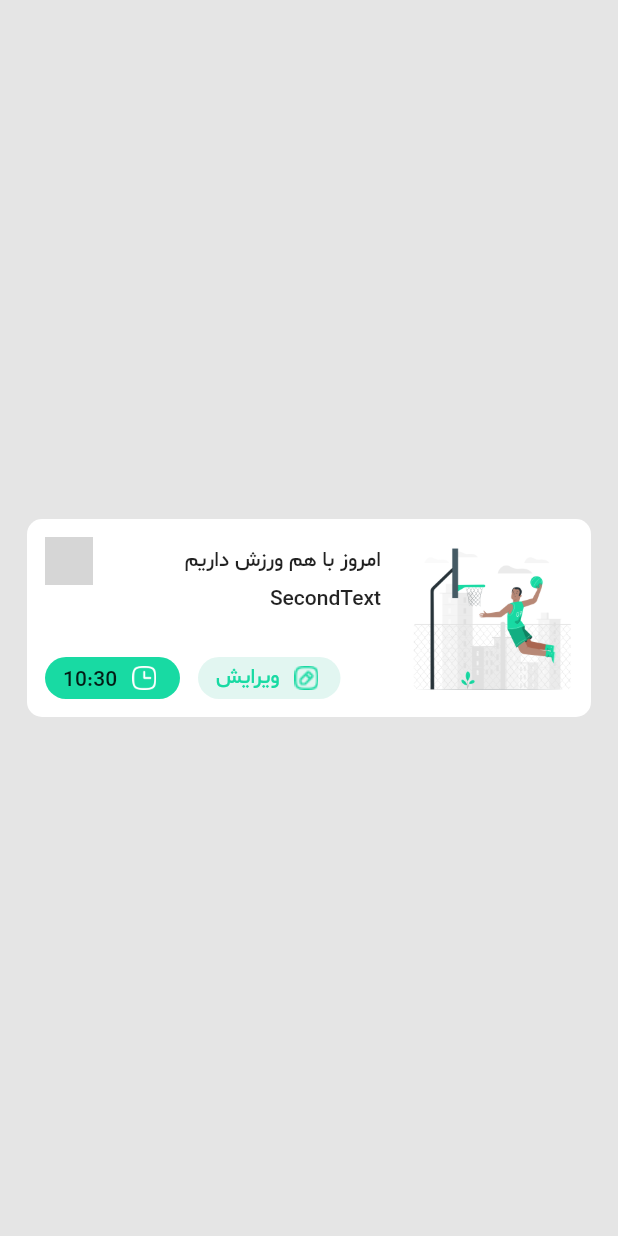
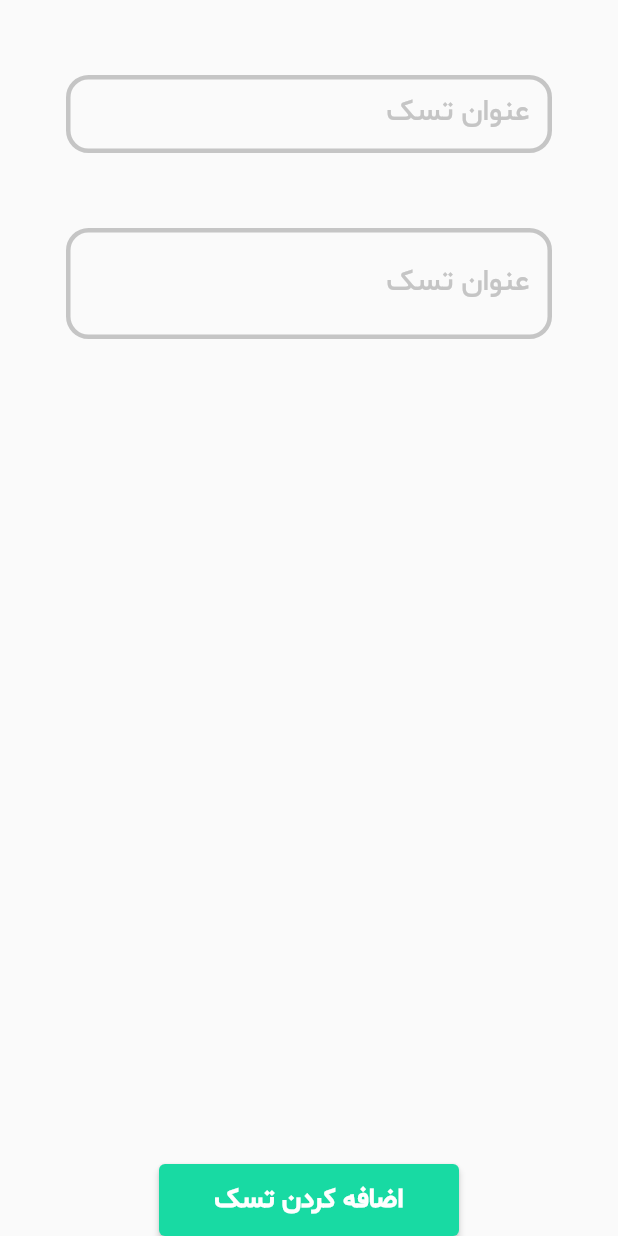
Before and after one commit to mehrdadmoradi001/Note_Hive, a Flutter app: the screen it shows after launch, on a phone screen of 412 x 824 dp. Run offline on Flutter 3.47's test engine with Material 2 defaults, Android fonts, the phone set to English and light mode, and no system bars; our stand-ins replace hive_flutter; missing offline and left inert: msh_checkbox; accounts and stored records are empty; grey boxes are pictures that could not be loaded.

Commit message:
1- Creating Button Task 2-Creating TextFiled for Task

```diff
--- a/lib/data/constants/constant_colors.dart
+++ b/lib/data/constants/constant_colors.dart
@@ -4,3 +4,4 @@
   const whiteColor = Color(0xffffffff);
   const greenColor = Color(0xff18DAA3);
   const greenLightColor = Color(0xffE2F6F1);
+  const grayColor2 = Color(0xffC5C5C5);
--- a/lib/main.dart
+++ b/lib/main.dart
@@ -1,6 +1,7 @@
 import 'package:flutter/material.dart';
 import 'package:hive_flutter/hive_flutter.dart';
 import 'package:note_hive_flutter/data/constants/constant_colors.dart';
+import 'package:note_hive_flutter/screens/add_task_screen.dart';
 import 'package:note_hive_flutter/screens/home_screen.dart';
 
 void main() async {
@@ -26,7 +27,7 @@ class Application extends StatelessWidget {
         ),
       ),
       debugShowCheckedModeBanner: false,
-      home: HomeScreen(),
+      home: AddTaskScreen(),
     );
   }
 }
--- a/lib/screens/add_task_screen.dart
+++ b/lib/screens/add_task_screen.dart
@@ -0,0 +1,100 @@
+import 'package:flutter/material.dart';
+import 'package:note_hive_flutter/data/constants/constant_colors.dart';
+
+class AddTaskScreen extends StatefulWidget {
+  const AddTaskScreen({Key? key}) : super(key: key);
+
+  @override
+  State<AddTaskScreen> createState() => _AddTaskScreenState();
+}
+
+class _AddTaskScreenState extends State<AddTaskScreen> {
+  FocusNode negahban1 = FocusNode();
+  FocusNode negahban2 = FocusNode();
+
+  @override
+  void initState() {
+    // TODO: implement initState
+    super.initState();
+    negahban1.addListener(() {
+      setState(() {});
+    });
+
+    negahban2.addListener(() {
+      setState(() {});
+    });
+  }
+
+  @override
+  Widget build(BuildContext context) {
+    return Scaffold(
+      body: SafeArea(
+        child: Center(
+          child: Column(
+            children: [
+              SizedBox(height: 50),
+              _getTextFiledTask(focusNode: negahban1),
+              SizedBox(height: 50),
+              _getTextFiledTask(focusNode: negahban2, num: 2),
+              Spacer(),
+              _getButtonTask(),
+            ],
+          ),
+        ),
+      ),
+    );
+  }
+
+  Widget _getButtonTask() {
+    return ElevatedButton(
+      onPressed: () {},
+      child: Text(
+        'اضافه کردن تسک',
+        style: TextStyle(
+          fontSize: 18,
+          fontWeight: FontWeight.bold,
+        ),
+      ),
+      style: ElevatedButton.styleFrom(
+        backgroundColor: greenColor,
+        minimumSize: Size(200, 48),
+      ),
+    );
+  }
+
+  Widget _getTextFiledTask({FocusNode? focusNode, int? num}) {
+    return Padding(
+      padding: EdgeInsets.symmetric(horizontal: 44),
+      child: Directionality(
+        textDirection: TextDirection.rtl,
+        child: TextField(
+          maxLines: num,
+          focusNode: focusNode,
+          decoration: InputDecoration(
+            contentPadding: EdgeInsets.all(15),
+            labelText: 'عنوان تسک',
+            labelStyle: TextStyle(
+              fontSize: 20,
+              color: focusNode!.hasFocus ? greenColor : grayColor2,
+            ),
+            enabledBorder: OutlineInputBorder(
+              borderRadius: BorderRadius.all(
+                Radius.circular(15),
+              ),
+              borderSide: BorderSide(color: grayColor2, width: 3.0),
+            ),
+            focusedBorder: OutlineInputBorder(
+              borderRadius: BorderRadius.all(
+                Radius.circular(15),
+              ),
+              borderSide: BorderSide(
+                width: 3,
+                color: greenColor,
+              ),
+            ),
+          ),
+        ),
+      ),
+    );
+  }
+}
```
